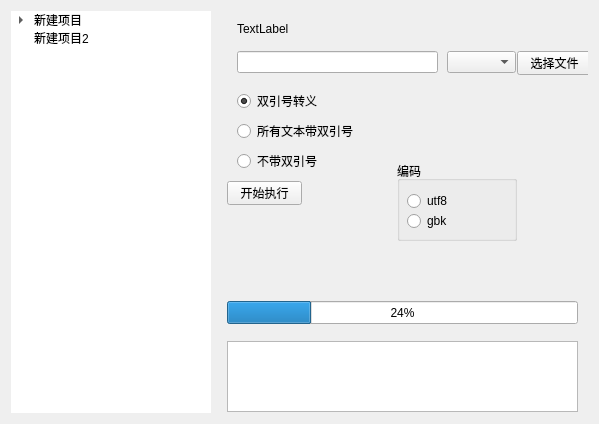
The window that transfer/ui/untitled.ui (AlienationX/desktop-app-transfer) describes before a commit, drawn with Qt 5.
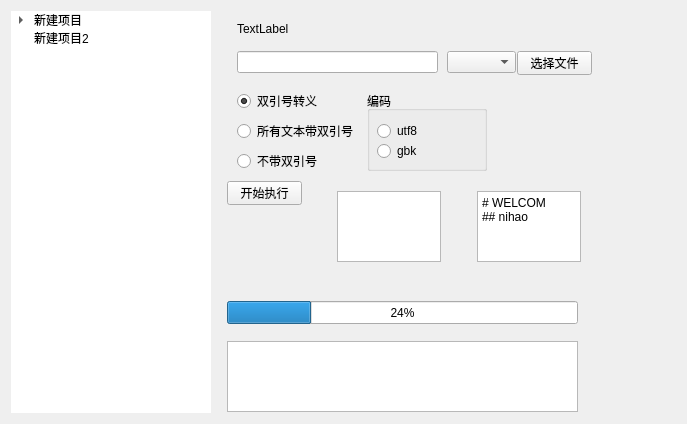
The same window after the commit.

The edit to the form file:
```diff
--- a/transfer/ui/untitled.ui
+++ b/transfer/ui/untitled.ui
@@ -6,7 +6,7 @@
    <rect>
     <x>0</x>
     <y>0</y>
-    <width>599</width>
+    <width>687</width>
     <height>424</height>
    </rect>
   </property>
@@ -229,8 +229,8 @@
      <widget class="QGroupBox" name="groupBox">
       <property name="geometry">
        <rect>
-        <x>180</x>
-        <y>150</y>
+        <x>150</x>
+        <y>80</y>
         <width>120</width>
         <height>80</height>
        </rect>
@@ -275,6 +275,30 @@
        </rect>
       </property>
      </widget>
+     <widget class="QPlainTextEdit" name="plainTextEdit_2">
+      <property name="geometry">
+       <rect>
+        <x>260</x>
+        <y>180</y>
+        <width>104</width>
+        <height>71</height>
+       </rect>
+      </property>
+      <property name="plainText">
+       <string># WELCOM
+## nihao</string>
+      </property>
+     </widget>
+     <widget class="QTextEdit" name="textEdit">
+      <property name="geometry">
+       <rect>
+        <x>120</x>
+        <y>180</y>
+        <width>104</width>
+        <height>71</height>
+       </rect>
+      </property>
+     </widget>
     </widget>
    </item>
   </layout>
```
